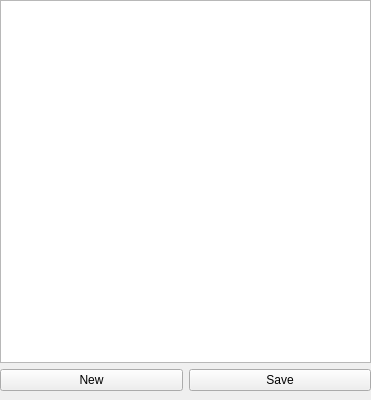
Old version of the form add_groups.ui in the repository KovalchukValentin/database-management.
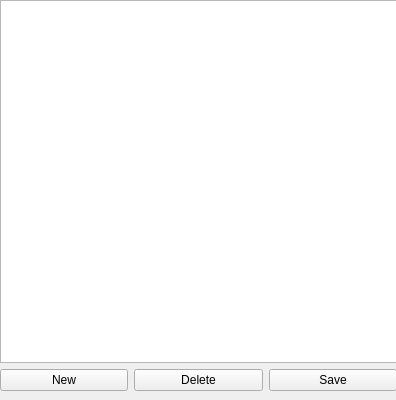
New version of the form.

Commit message: Changed DB logic

The edit to the form file:
```diff
--- a/add_groups.ui
+++ b/add_groups.ui
@@ -6,7 +6,7 @@
    <rect>
     <x>0</x>
     <y>0</y>
-    <width>371</width>
+    <width>396</width>
     <height>400</height>
    </rect>
   </property>
@@ -18,7 +18,7 @@
     <rect>
      <x>0</x>
      <y>0</y>
-     <width>371</width>
+     <width>397</width>
      <height>391</height>
     </rect>
    </property>
@@ -35,6 +35,13 @@
         </property>
        </widget>
       </item>
+      <item>
+       <widget class="QPushButton" name="delete_btn">
+        <property name="text">
+         <string>Delete</string>
+        </property>
+       </widget>
+      </item>
       <item>
        <widget class="QPushButton" name="save_btn">
         <property name="text">
```
The commit also changes 2 other files.
